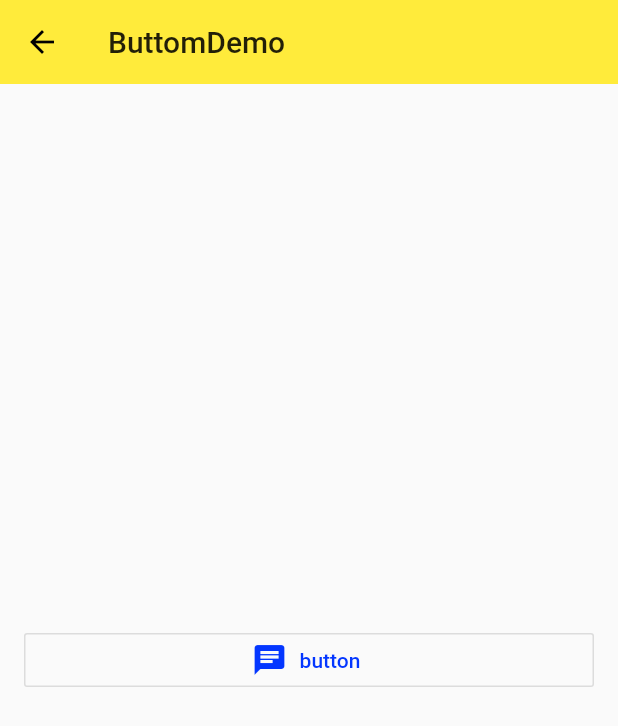
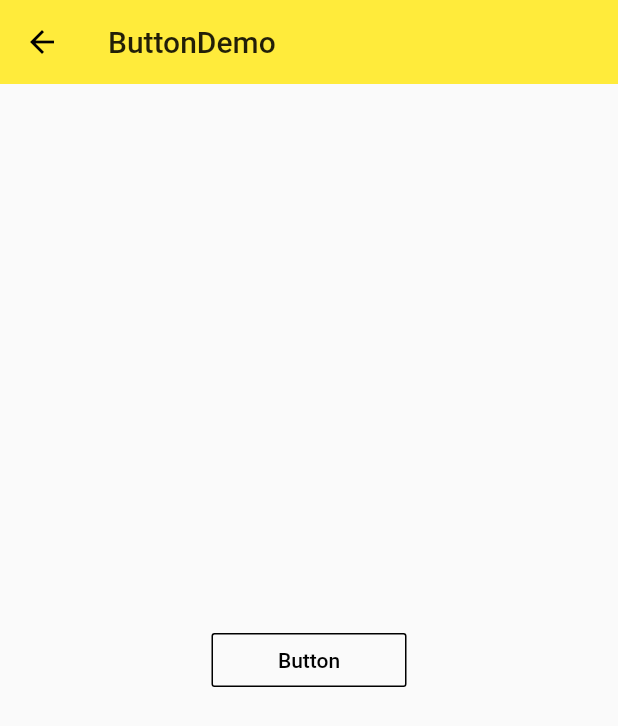
Before and after one commit to Orangem21/flutter, a Flutter app: the screen it shows after launch, after a tap on "Button", on a phone screen of 412 x 824 dp. Shown: the top 726 px of the screen. Run offline on Flutter 3.47's test engine with Material 2 defaults, Android fonts, the phone set to English and light mode, and no system bars.

Commit message:
merged with : ninghao

```diff
--- a/lib/demo/metrial-components.dart
+++ b/lib/demo/metrial-components.dart
@@ -8,166 +8,162 @@ class MaterialComponents extends StatelessWidget {
         title: Text('MaterialComponents'),
         elevation: 0.0,
       ),
-      body:ListView(
+      body: ListView(
         children: <Widget>[
-          ListofItem(title:'Button',page:ButtomDemo()),
-          ListofItem(title:'FloatingActionButton',page:FloatingActionButtonDemo()),
+          ListItem(title: 'Button', page: ButtonDemo()),
+          ListItem(title: 'FloatingActionButton', page: FloatingActionButtonDemo()),
         ],
-      )
-    );
-  }
-}
-class FloatingActionButtonDemo extends StatelessWidget {
-  final Widget _floatingActionButton = FloatingActionButton(
-    onPressed: (){},
-    child: Icon(Icons.add),
-    elevation: 0.0,
-    backgroundColor: Colors.black87,
-    // shape: BeveledRectangleBorder(
-    //   borderRadius: BorderRadius.circular(10.0),
-    // ),
-  );
-
-  final Widget _floatingActionButtonExtended = FloatingActionButton.extended(
-      onPressed: (){},
-      icon: Icon(Icons.add),
-      label: Text('add'),
-  );
-
-  @override
-  Widget build(BuildContext context) {
-    return Scaffold(
-      appBar: AppBar(
-        title: Text('FloatingActionButtonDemo'),
-      ),
-      floatingActionButton: _floatingActionButton,
-      floatingActionButtonLocation: FloatingActionButtonLocation.centerDocked,
-      bottomNavigationBar: BottomAppBar(
-        shape: CircularNotchedRectangle(),
-        child: Container(
-          height: 80.0,
-        ),
       ),
     );
   }
 }
 
-
-class ButtomDemo extends StatelessWidget {
+class ButtonDemo extends StatelessWidget {
   @override
   Widget build(BuildContext context) {
-    final Widget _buttonDemo = Row(
+    final Widget FlatButtonDemo = Row(
       mainAxisAlignment: MainAxisAlignment.center,
       children: <Widget>[
-                Theme(
-                  child:OutlineButton(
-                  child: Text("button"),
-                  onPressed: (){},
+        FlatButton(
+          child: Text('Button'),
+          onPressed: () {},
           splashColor: Colors.grey,
-                  borderSide: BorderSide(
-                    color: Colors.black,
+          textColor: Theme.of(context).accentColor,
         ),
-                  // color: Theme.of(context).accentColor,
-                  // textTheme: ButtonTextTheme.primary,
-                  textColor: Colors.black,
-                  highlightedBorderColor: Colors.grey,
-                  // elevation: 0.0,
-                ),
-                // data: ThemeData(),
-                data: Theme.of(context).copyWith(
-                  buttonColor: Theme.of(context).accentColor,
-                  buttonTheme: ButtonThemeData(
-                    textTheme: ButtonTextTheme.primary,
-                    // shape:BeveledRectangleBorder(
-                    //   borderRadius: BorderRadius.circular(5.0)
-                    //)
-                    shape: StadiumBorder(),
-                  )
-                ),
-                ),
-                SizedBox(
-                  width: 16.0,
-                ),
-                OutlineButton.icon(
-                  // child: Text("button"),
-                  label:Text('button'),
-                  // elevation: 0.0,
-                  icon: Icon(Icons.chat),
-                  onPressed: (){},
+        FlatButton.icon(
+          icon: Icon(Icons.add),
+          label: Text('Button'),
+          onPressed: () {},
           splashColor: Colors.grey,
           textColor: Theme.of(context).accentColor,
         ),
       ],
     );
 
-final Widget _raisedbuttonDemo = Row(
+    final Widget RaisedButtonDemo = Row(
       mainAxisAlignment: MainAxisAlignment.center,
       children: <Widget>[
         Theme(
-                  child:RaisedButton(
-                  child: Text("button"),
-                  onPressed: (){},
-                  splashColor: Colors.grey,
-                  // color: Theme.of(context).accentColor,
-                  // textTheme: ButtonTextTheme.primary,
-                  // textColor: Theme.of(context).accentColor,
-                  elevation: 0.0,
-                ),
-                // data: ThemeData(),
           data: Theme.of(context).copyWith(
             buttonColor: Theme.of(context).accentColor,
             buttonTheme: ButtonThemeData(
               textTheme: ButtonTextTheme.primary,
-                    // shape:BeveledRectangleBorder(
-                    //   borderRadius: BorderRadius.circular(5.0)
-                    //)
+              // shape: BeveledRectangleBorder(
+              //   borderRadius: BorderRadius.circular(5.0),
+              // ),
               shape: StadiumBorder(),
-                  )
             ),
           ),
-                SizedBox(
-                  width: 16.0,
+          child: RaisedButton(
+            child: Text('Button'),
+            onPressed: () {},
+            splashColor: Colors.grey,
+            elevation: 0.0,
+            // color: Theme.of(context).accentColor,
+            // textColor: Colors.white,
+            // textTheme: ButtonTextTheme.primary,
           ),
+        ),
+        SizedBox(width: 16.0,),
         RaisedButton.icon(
-                  // child: Text("button"),
-                  label:Text('button'),
-                  elevation: 0.0,
-                  icon: Icon(Icons.chat),
-                  onPressed: (){},
+          icon: Icon(Icons.add),
+          label: Text('Button'),
+          onPressed: () {},
+          splashColor: Colors.grey,
+          elevation: 12.0,
+          textColor: Theme.of(context).accentColor,
+        ),
+      ],
+    );
+
+    final Widget OutlineButtonDemo = Row(
+      mainAxisAlignment: MainAxisAlignment.center,
+      children: <Widget>[
+        Theme(
+          data: Theme.of(context).copyWith(
+            buttonColor: Theme.of(context).accentColor,
+            buttonTheme: ButtonThemeData(
+              textTheme: ButtonTextTheme.primary,
+              // shape: BeveledRectangleBorder(
+              //   borderRadius: BorderRadius.circular(5.0),
+              // ),
+              shape: StadiumBorder(),
+            ),
+          ),
+          child: OutlineButton(
+            child: Text('Button'),
+            onPressed: () {},
+            splashColor: Colors.grey[100],
+            borderSide: BorderSide(
+              color: Colors.black,
+            ),
+            // color: Theme.of(context).accentColor,
+            textColor: Colors.black,
+            highlightedBorderColor: Colors.grey,
+            // textTheme: ButtonTextTheme.primary,
+          ),
+        ),
+        SizedBox(width: 16.0,),
+        OutlineButton.icon(
+          icon: Icon(Icons.add),
+          label: Text('Button'),
+          onPressed: () {},
           splashColor: Colors.grey,
           textColor: Theme.of(context).accentColor,
         ),
       ],
     );
 
+    final Widget FixedWidthButton = Row(
+      mainAxisAlignment: MainAxisAlignment.center,
+      children: <Widget>[
+        Container(
+          width: 130.0,
+          child: OutlineButton(
+            child: Text('Button'),
+            onPressed: () {},
+            splashColor: Colors.grey[100],
+            borderSide: BorderSide(
+              color: Colors.black,
+            ),
+            textColor: Colors.black,
+            highlightedBorderColor: Colors.grey,
+          ),
+        ),
+      ],
+    );
 
     return Scaffold(
       appBar: AppBar(
-        title: Text('ButtomDemo'),
+        title: Text('ButtonDemo'),
         elevation: 0.0,
       ),
       body: Container(
-        // color: Colors.blue,
         padding: EdgeInsets.all(16.0),
         child: Column(
           mainAxisAlignment: MainAxisAlignment.center,
           children: <Widget>[
+            Row(
+              mainAxisAlignment: MainAxisAlignment.center,
+              children: <Widget>[
                 Container(
-              width: 1000.0,
-
-              child:OutlineButton.icon(
-                  // child: Text("button"),
-                  label:Text('button'),
-                  // elevation: 0.0,
-                  icon: Icon(Icons.chat),
-                  onPressed: (){},
-                  splashColor: Colors.grey,
-                  textColor: Theme.of(context).accentColor,
+                  width: 130.0,
+                  child: OutlineButton(
+                    child: Text('Button'),
+                    onPressed: () {},
+                    splashColor: Colors.grey[100],
+                    borderSide: BorderSide(
+                      color: Colors.black,
+                    ),
+                    textColor: Colors.black,
+                    highlightedBorderColor: Colors.grey,
                   ),
                 ),
               ],
             ),
+          ],
         ),
+      )
     );
   }
 }
@@ -190,21 +186,55 @@ class _WidgetDemo extends StatelessWidget {
               children: <Widget>[
 
               ],
-            )
+            ),
           ],
         ),
+      )
+    );
+  }
+}
+
+class FloatingActionButtonDemo extends StatelessWidget {
+  @override
+  Widget build(BuildContext context) {
+    final Widget _floatingActionButton = FloatingActionButton(
+      onPressed: () {},
+      child: Icon(Icons.add),
+      elevation: 0.0,
+      backgroundColor: Colors.black87,
+      // shape: BeveledRectangleBorder(
+      //   borderRadius: BorderRadius.circular(30.0)
+      // ),
+    );
+
+    final Widget _floatingActionButtonExtended = FloatingActionButton.extended(
+      onPressed: () {},
+      icon: Icon(Icons.add),
+      label: Text('Add'),
+    );
+
+    return Scaffold(
+      appBar: AppBar(
+        title: Text('FloatingActionButtonDemo'),
+        elevation: 0.0,
+      ),
+      floatingActionButton: _floatingActionButton,
+      floatingActionButtonLocation: FloatingActionButtonLocation.centerDocked,
+      bottomNavigationBar: BottomAppBar(
+        child: Container(
+          height: 80.0,
+        ),
+        shape: CircularNotchedRectangle(),
       ),
     );
   }
 }
 
-
-class ListofItem extends StatelessWidget {
-
+class ListItem extends StatelessWidget {
   final String title;
   final Widget page;
 
-  ListofItem({
+  ListItem({
     this.title,
     this.page,
   });
@@ -213,13 +243,9 @@ class ListofItem extends StatelessWidget {
   Widget build(BuildContext context) {
     return ListTile(
       title: Text(title),
-      onTap: (){
+      onTap: () {
         Navigator.of(context).push(
-          MaterialPageRoute(
-            builder: (context){
-              return page;
-            }
-          )
+          MaterialPageRoute(builder: (context) => page),
         );
       },
     );
```
Lines whose indentation alone changed are shown as unchanged.
